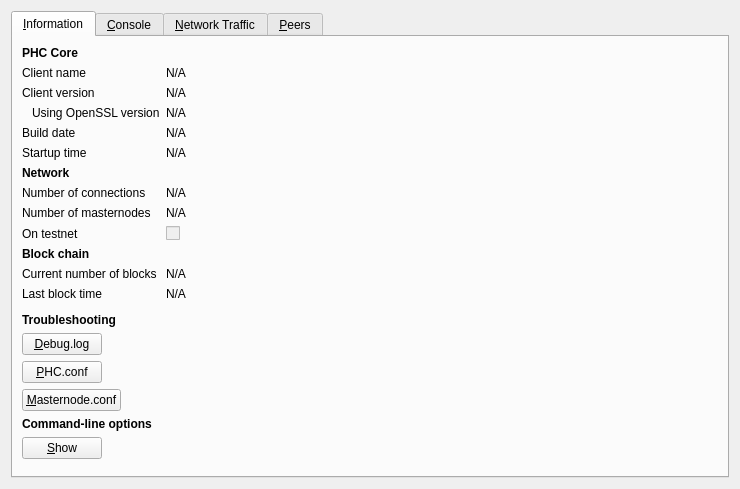
First picture: the form in src/qt/forms/rpcconsole.ui, repository profithunterscoin/phc, before the edit.
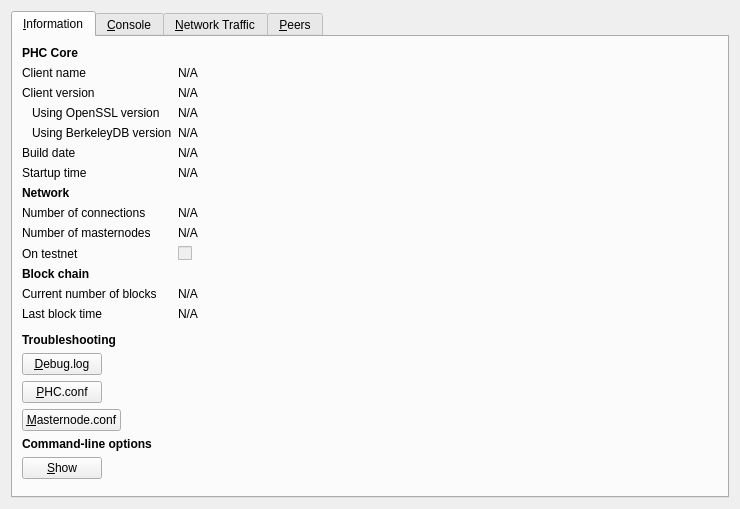
Second picture: the form after the edit. The open tabs and pages were chosen to show the change. Icons and pictures are not drawn. Custom widgets are drawn as their Qt base class.

The edit to the form file:
```diff
--- a/src/qt/forms/rpcconsole.ui
+++ b/src/qt/forms/rpcconsole.ui
@@ -110,13 +110,40 @@
         </widget>
        </item>
        <item row="4" column="0">
+        <widget class="QLabel" name="label_berkeleyDBVersion">
+         <property name="text">
+          <string>Using BerkeleyDB version</string>
+         </property>
+         <property name="indent">
+          <number>10</number>
+         </property>
+        </widget>
+       </item>
+       <item row="4" column="1">
+        <widget class="QLabel" name="berkeleyDBVersion">
+         <property name="cursor">
+          <cursorShape>IBeamCursor</cursorShape>
+         </property>
+         <property name="text">
+          <string>N/A</string>
+         </property>
+         <property name="textFormat">
+          <enum>Qt::PlainText</enum>
+         </property>
+         <property name="textInteractionFlags">
+          <set>Qt::LinksAccessibleByMouse|Qt::TextSelectableByKeyboard|Qt::TextSelectableByMouse</set>
+         </property>
+        </widget>
+       </item>
+
+       <item row="5" column="0">
         <widget class="QLabel" name="label_12">
          <property name="text">
           <string>Build date</string>
          </property>
         </widget>
        </item>
-       <item row="4" column="1">
+       <item row="5" column="1">
         <widget class="QLabel" name="buildDate">
          <property name="cursor">
           <cursorShape>IBeamCursor</cursorShape>
@@ -132,14 +159,15 @@
          </property>
         </widget>
        </item>
-       <item row="5" column="0">
+
+       <item row="6" column="0">
         <widget class="QLabel" name="label_13">
          <property name="text">
           <string>Startup time</string>
          </property>
         </widget>
        </item>
-       <item row="5" column="1">
+       <item row="6" column="1">
         <widget class="QLabel" name="startupTime">
          <property name="cursor">
           <cursorShape>IBeamCursor</cursorShape>
@@ -155,7 +183,8 @@
          </property>
         </widget>
        </item>
-       <item row="6" column="0">
+
+       <item row="7" column="0">
         <widget class="QLabel" name="label_11">
          <property name="font">
           <font>
@@ -168,14 +197,15 @@
          </property>
         </widget>
        </item>
-       <item row="7" column="0">
+
+       <item row="8" column="0">
         <widget class="QLabel" name="label_7">
          <property name="text">
           <string>Number of connections</string>
          </property>
         </widget>
        </item>
-       <item row="7" column="1">
+       <item row="8" column="1">
         <widget class="QLabel" name="numberOfConnections">
          <property name="cursor">
           <cursorShape>IBeamCursor</cursorShape>
@@ -191,14 +221,15 @@
          </property>
         </widget>
        </item>
-       <item row="8" column="0">
+
+       <item row="9" column="0">
         <widget class="QLabel" name="label_15">
          <property name="text">
           <string>Number of masternodes</string>
          </property>
         </widget>
        </item>
-       <item row="8" column="1">
+       <item row="9" column="1">
         <widget class="QLabel" name="masternodeCount">
          <property name="cursor">
           <cursorShape>IBeamCursor</cursorShape>
@@ -214,14 +245,15 @@
          </property>
         </widget>
        </item>
-       <item row="9" column="0">
+
+       <item row="10" column="0">
         <widget class="QLabel" name="label_8">
          <property name="text">
           <string>On testnet</string>
          </property>
         </widget>
        </item>
-       <item row="9" column="1">
+       <item row="10" column="1">
         <widget class="QCheckBox" name="isTestNet">
          <property name="enabled">
           <bool>false</bool>
@@ -231,7 +263,8 @@
          </property>
         </widget>
        </item>
-       <item row="10" column="0">
+
+       <item row="11" column="0">
         <widget class="QLabel" name="label_10">
          <property name="font">
           <font>
@@ -244,14 +277,15 @@
          </property>
         </widget>
        </item>
-       <item row="11" column="0">
+
+       <item row="12" column="0">
         <widget class="QLabel" name="label_3">
          <property name="text">
           <string>Current number of blocks</string>
          </property>
         </widget>
        </item>
-       <item row="11" column="1">
+       <item row="12" column="1">
         <widget class="QLabel" name="numberOfBlocks">
          <property name="cursor">
           <cursorShape>IBeamCursor</cursorShape>
@@ -267,14 +301,15 @@
          </property>
         </widget>
        </item>
-       <item row="12" column="0">
+
+       <item row="13" column="0">
         <widget class="QLabel" name="label_2">
          <property name="text">
           <string>Last block time</string>
          </property>
         </widget>
        </item>
-       <item row="12" column="1">
+       <item row="13" column="1">
         <widget class="QLabel" name="lastBlockTime">
          <property name="cursor">
           <cursorShape>IBeamCursor</cursorShape>
@@ -290,7 +325,8 @@
          </property>
         </widget>
        </item>
-       <item row="13" column="0">
+
+       <item row="14" column="0">
         <spacer name="verticalSpacer_2">
          <property name="orientation">
           <enum>Qt::Vertical</enum>
@@ -303,7 +339,8 @@
          </property>
         </spacer>
        </item>
-       <item row="14" column="0">
+
+       <item row="15" column="0">
         <widget class="QLabel" name="labelDebugLogfile">
          <property name="font">
           <font>
@@ -316,7 +353,8 @@
          </property>
         </widget>
        </item>
-       <item row="15" column="0">
+
+       <item row="16" column="0">
         <widget class="QPushButton" name="openDebugLogfileButton">
          <property name="toolTip">
           <string>Open the PHC debug log file from the current data directory. This can take a few seconds for large log files.</string>
@@ -329,7 +367,8 @@
          </property>
         </widget>
        </item>
-      <item row="16" column="0">
+
+      <item row="17" column="0">
         <widget class="QPushButton" name="openConfigfileButton">
          <property name="toolTip">
           <string>Open the PHC config file from the current data directory. This can take a few seconds for large log files.</string>
@@ -342,7 +381,8 @@
          </property>
         </widget>
        </item>
-        <item row="17" column="0">
+
+        <item row="18" column="0">
         <widget class="QPushButton" name="openMNConfigfileButton">
          <property name="toolTip">
           <string>Open the Masternode config file from the current data directory. This can take a few seconds for large log files.</string>
@@ -355,7 +395,8 @@
          </property>
         </widget>
        </item>
-       <item row="18" column="0">
+
+       <item row="19" column="0">
         <widget class="QLabel" name="labelCLOptions">
          <property name="font">
           <font>
@@ -368,7 +409,8 @@
          </property>
         </widget>
        </item>
-       <item row="19" column="0">
+
+       <item row="20" column="0">
         <widget class="QPushButton" name="showCLOptionsButton">
          <property name="toolTip">
           <string>Show the PHC-Qt help message to get a list with possible PHC command-line options.</string>
@@ -381,7 +423,8 @@
          </property>
         </widget>
        </item>
-       <item row="20" column="0">
+
+       <item row="21" column="0">
         <spacer name="verticalSpacer">
          <property name="orientation">
           <enum>Qt::Vertical</enum>
```
Left out of the diff: 10 changed lines with no effect on the pictures.
